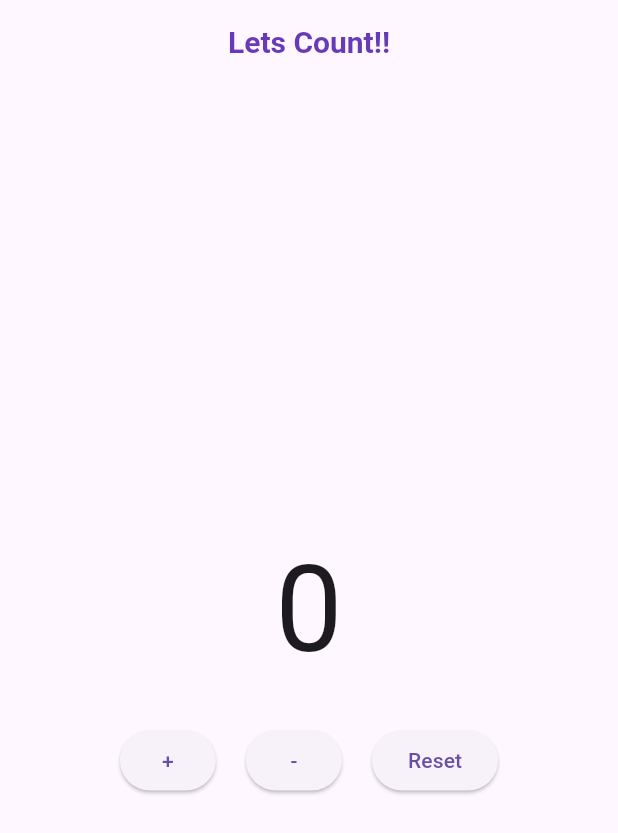
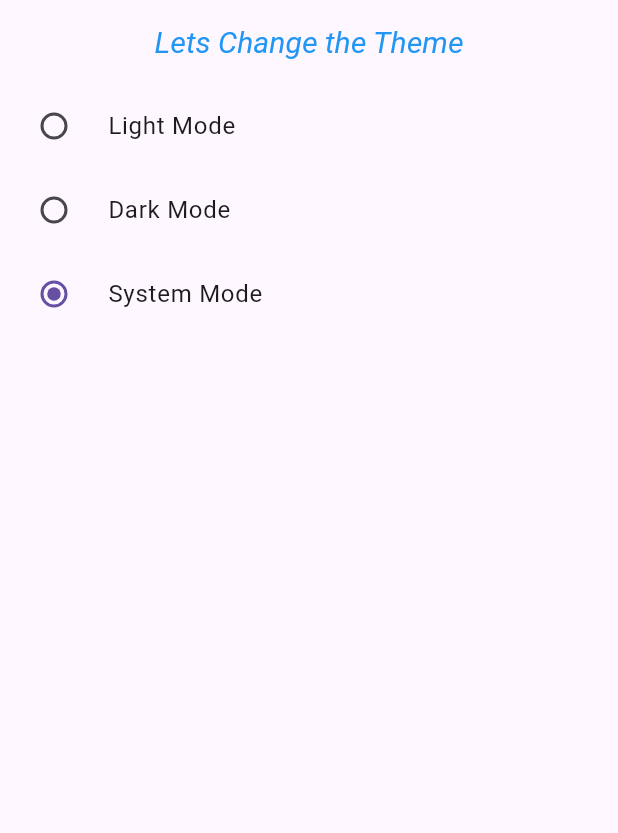
Before and after one commit to SakshiMeena01/flutter-state-management, a Flutter app: the screen it shows after launch, on a phone screen of 412 x 824 dp. Shown: the top 833 px of the screen. Run offline on Flutter 3.47's test engine with Material 3 defaults, Android fonts, the phone set to English and light mode, and no system bars.

Commit message:
Day 3 : ThemeChanger

```diff
--- /dev/null
+++ b/lib/Provider/ThemePage_Provider.dart
@@ -0,0 +1,16 @@
+import 'package:flutter/material.dart';
+
+class ThemepageProvider with ChangeNotifier{
+  String selectedTheme='System Mode';
+
+  void changeTheme(String theme){
+    selectedTheme=theme;
+    notifyListeners();
+  }
+
+  ThemeMode get thememode{
+    if(selectedTheme=='Light Mode') return ThemeMode.light;
+    if(selectedTheme=='Dark Mode')return ThemeMode.dark;
+    return ThemeMode.system;
+  }
+}
--- a/lib/main.dart
+++ b/lib/main.dart
@@ -1,19 +1,28 @@
 import 'package:flutter/material.dart';
-import 'package:goal/pages/CounterPage.dart';
-// import 'package:goal/pages/HomePage.dart';
+import 'package:provider/provider.dart';
+import 'package:goal/pages/ThemePage.dart';
+import 'package:goal/Provider/ThemePage_Provider.dart';
 
-void main(){
-  runApp(MyWidget());
+void main() {
+  runApp(
+    ChangeNotifierProvider<ThemepageProvider>(
+      create: (context) => ThemepageProvider(),
+      child:MyWidget(),),
+  );
 }
+
 class MyWidget extends StatelessWidget {
   const MyWidget({super.key});
 
   @override
   Widget build(BuildContext context) {
+    final provider = Provider.of<ThemepageProvider>(context);
     return MaterialApp(
       debugShowCheckedModeBanner: false,
-      home: const Counterpage(),
-
+      theme: ThemeData.light(),
+      darkTheme: ThemeData.dark(),
+      themeMode: provider.thememode,
+      home: Themepage(),
     );
   }
 }
--- /dev/null
+++ b/lib/pages/ThemePage.dart
@@ -0,0 +1,47 @@
+import 'package:flutter/material.dart';
+import 'package:goal/Provider/ThemePage_Provider.dart';
+import 'package:provider/provider.dart';
+
+class Themepage extends StatefulWidget {
+  const Themepage({super.key});
+
+  @override
+  State<Themepage> createState() => _ThemepageState();
+}
+
+class _ThemepageState extends State<Themepage> {
+  @override
+  Widget build(BuildContext context) {
+    return Scaffold(
+        appBar: AppBar(
+          centerTitle: true,
+          title: Text('Lets Change the Theme',style: TextStyle(fontStyle:FontStyle.italic,color: Colors.blue,fontSize: 20),),
+        ),
+        body: Consumer<ThemepageProvider>(
+          builder: (context,provider,child){
+            return Column(
+              children: [
+                RadioListTile(
+                  title: Text('Light Mode'),
+                  value: 'Light Mode',
+                  groupValue: provider.selectedTheme,
+                  onChanged: (val)=>provider.changeTheme(val!),
+                  ),
+                  RadioListTile(
+                  title: Text('Dark Mode'),
+                  value: 'Dark Mode',
+                  groupValue: provider.selectedTheme,
+                  onChanged: (val)=>provider.changeTheme(val!),
+                  ),
+                  RadioListTile(
+                  title: Text('System Mode'),
+                  value: 'System Mode',
+                  groupValue: provider.selectedTheme,
+                  onChanged: (val)=>provider.changeTheme(val!),
+                  ),
+              ],
+            );
+          }),
+      );
+  }
+}
```
